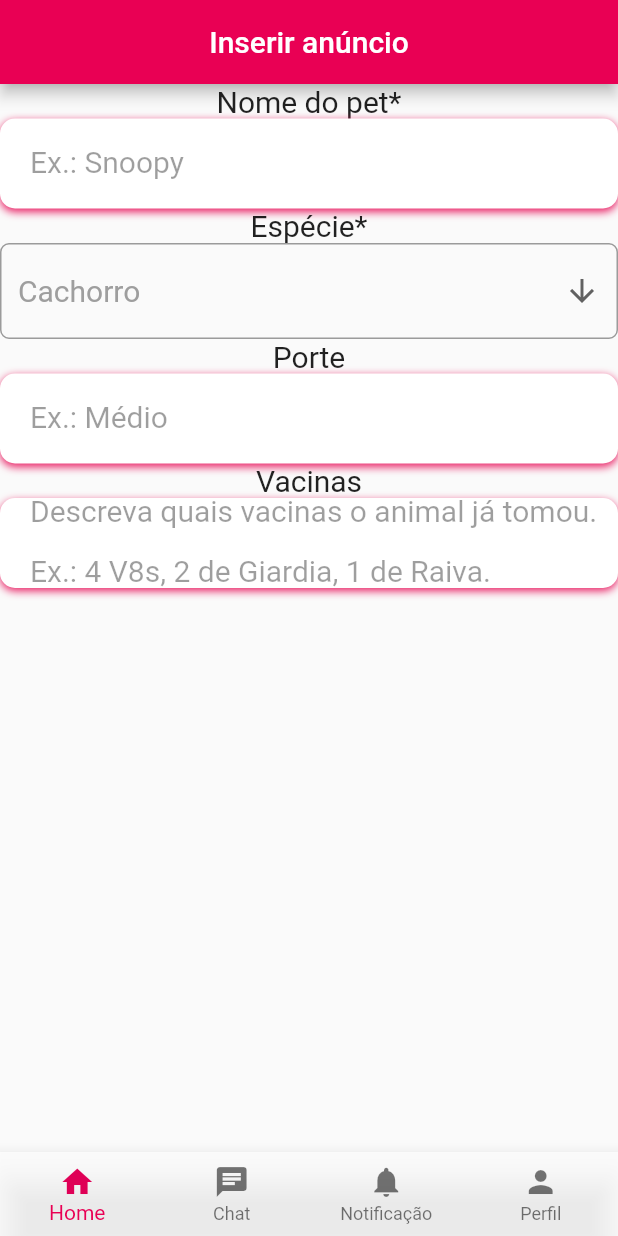
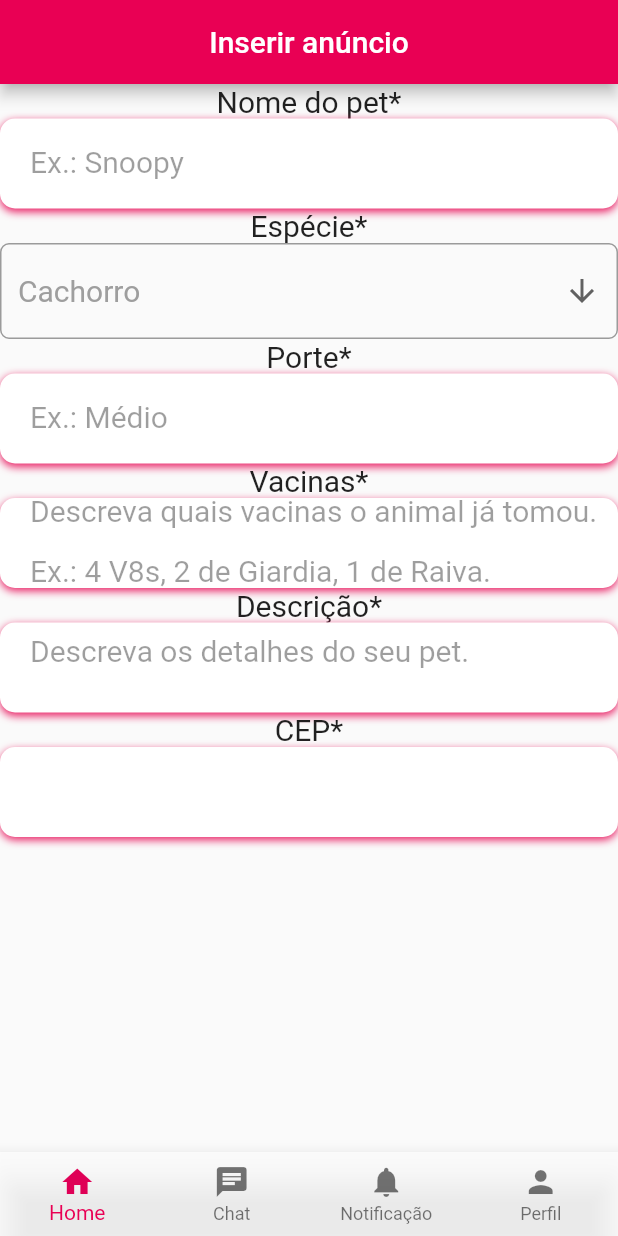
Before and after one commit to vitorekr/UnBArqDsw2022-2-2022.2_G4_IdotPet_Frontend, a Flutter app: the screen it shows after launch, on a phone screen of 412 x 824 dp. Run offline on Flutter 3.47's test engine with Material 2 defaults, Android fonts, the phone set to English and light mode, and no system bars; our stand-ins replace dio, get; accounts and stored records are empty.

Commit message:
Adicionando descrição e CEP
Co-Authored-By: Luan Cavalcante <67024690+Luan-Cavalcante@users.noreply.github.com>
Co-Authored-By: vitorekr <56610229+vitorekr@users.noreply.github.com>
Co-Authored-By: Nícolas Roberto <66215835+Nicolas-Roberto@users.noreply.github.com>

```diff
--- a/lib/modules/home/ui/cadastrar_pet.dart
+++ b/lib/modules/home/ui/cadastrar_pet.dart
@@ -137,6 +137,90 @@ Widget buildVaccines(){
   );
 }
 
+Widget buildDescription(){
+  return Column(
+    children: <Widget>[
+      Container(
+            alignment: Alignment.center,
+            padding: const EdgeInsets.only(
+                left: 20,
+              ),
+            decoration: BoxDecoration(
+              color: Colors.white,
+              borderRadius: BorderRadius.circular(10),
+              // ignore: prefer_const_literals_to_create_immutables
+              boxShadow: [
+                const BoxShadow(
+                  color: Colors.pink,
+                  blurRadius: 4,
+                  offset: Offset(0,2),
+                )
+              ]
+            ),
+            height: 60,
+            child: const TextField(
+                  maxLines: null,
+                  keyboardType: TextInputType.multiline,
+                  style: TextStyle(
+                    color: Colors.black38,
+                  ),
+                  decoration: InputDecoration(
+                    border: InputBorder.none,
+                    labelText: 'Descreva os detalhes do seu pet.\n',
+                    floatingLabelBehavior: FloatingLabelBehavior.never,
+                    labelStyle: TextStyle(
+                    color: Colors.black38,
+                    fontWeight: FontWeight.w400,
+                    fontSize: 20,
+                  ),
+                ),
+           ),
+        ),
+    ],
+  );
+}
+
+Widget buildCEP(){
+  return Column(
+    children: <Widget>[
+      Container(
+            alignment: Alignment.center,
+            padding: const EdgeInsets.only(
+                left: 20,
+              ),
+            decoration: BoxDecoration(
+              color: Colors.white,
+              borderRadius: BorderRadius.circular(10),
+              // ignore: prefer_const_literals_to_create_immutables
+              boxShadow: [
+                const BoxShadow(
+                  color: Colors.pink,
+                  blurRadius: 4,
+                  offset: Offset(0,2),
+                )
+              ]
+            ),
+            height: 60,
+            child: const TextField(
+                  keyboardType: TextInputType.emailAddress,
+                  style: TextStyle(
+                    color: Colors.black38,
+                  ),
+                  decoration: InputDecoration(
+                    contentPadding: EdgeInsets.only(top:14),
+                    border: InputBorder.none,
+                    labelStyle: TextStyle(
+                    color: Colors.black38,
+                    fontWeight: FontWeight.w400,
+                    fontSize: 20,
+                  ),
+                ),
+           ),
+        ),
+    ],
+  );
+}
+
 
 class CadastrarPet extends StatelessWidget {
   const CadastrarPet({super.key});
@@ -167,7 +251,7 @@ class CadastrarPet extends StatelessWidget {
           ),
           const DropdownButtonEspecie(),
 
-          const Text('Porte',
+          const Text('Porte*',
             textAlign: TextAlign.left,
             style: TextStyle(
               fontSize: 20,
@@ -175,13 +259,29 @@ class CadastrarPet extends StatelessWidget {
           ),
           buildSize(),
 
-          const Text('Vacinas',
+          const Text('Vacinas*',
             textAlign: TextAlign.left,
             style: TextStyle(
               fontSize: 20,
             ),
           ),
           buildVaccines(),
+
+          const Text('Descrição*',
+            textAlign: TextAlign.left,
+            style: TextStyle(
+              fontSize: 20,
+            ),
+          ),
+          buildDescription(),
+
+          const Text('CEP*',
+            textAlign: TextAlign.left,
+            style: TextStyle(
+              fontSize: 20,
+            ),
+          ),
+          buildCEP(),
         ]
       ),
 
```
